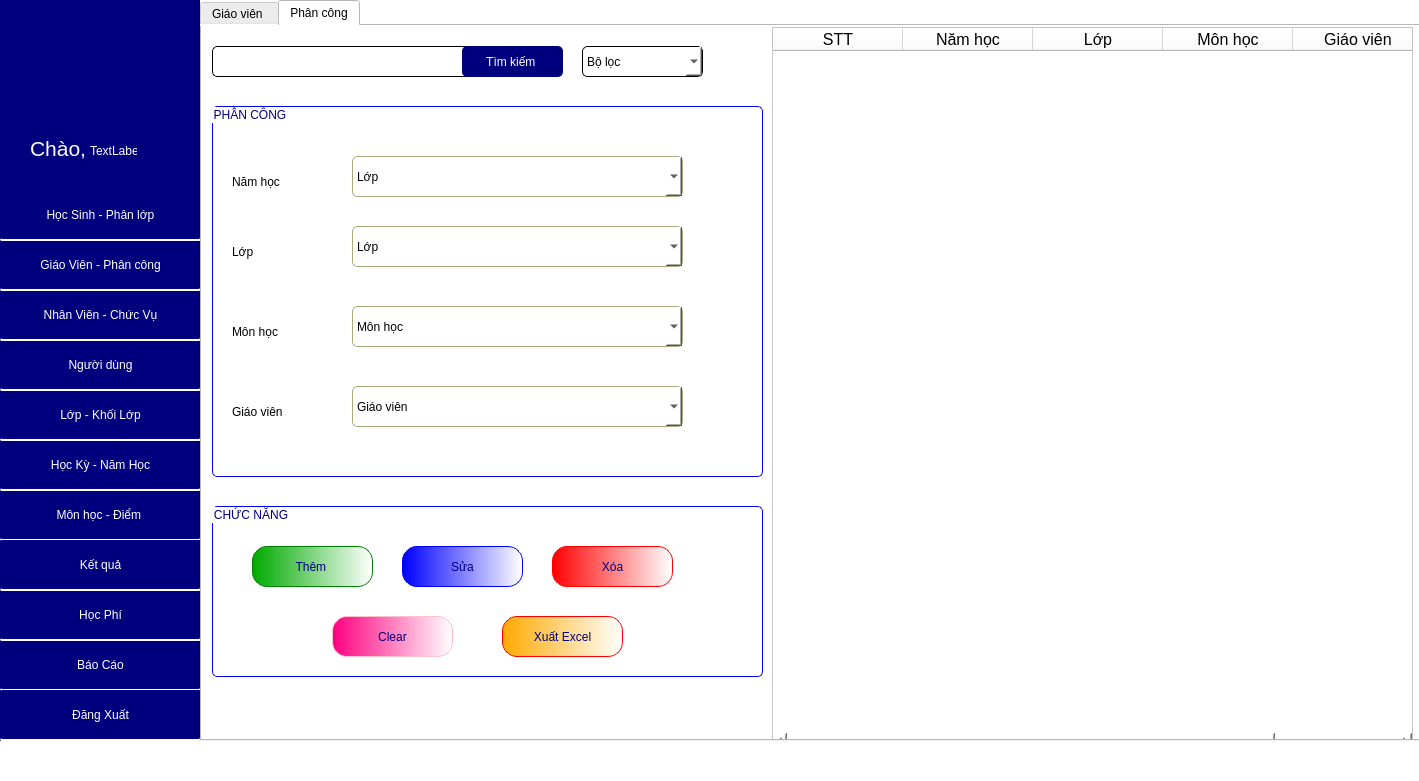
Before: the Qt Designer form GUI/TrangChu.ui in phuthuy44/Student--py, drawn with Qt 5.
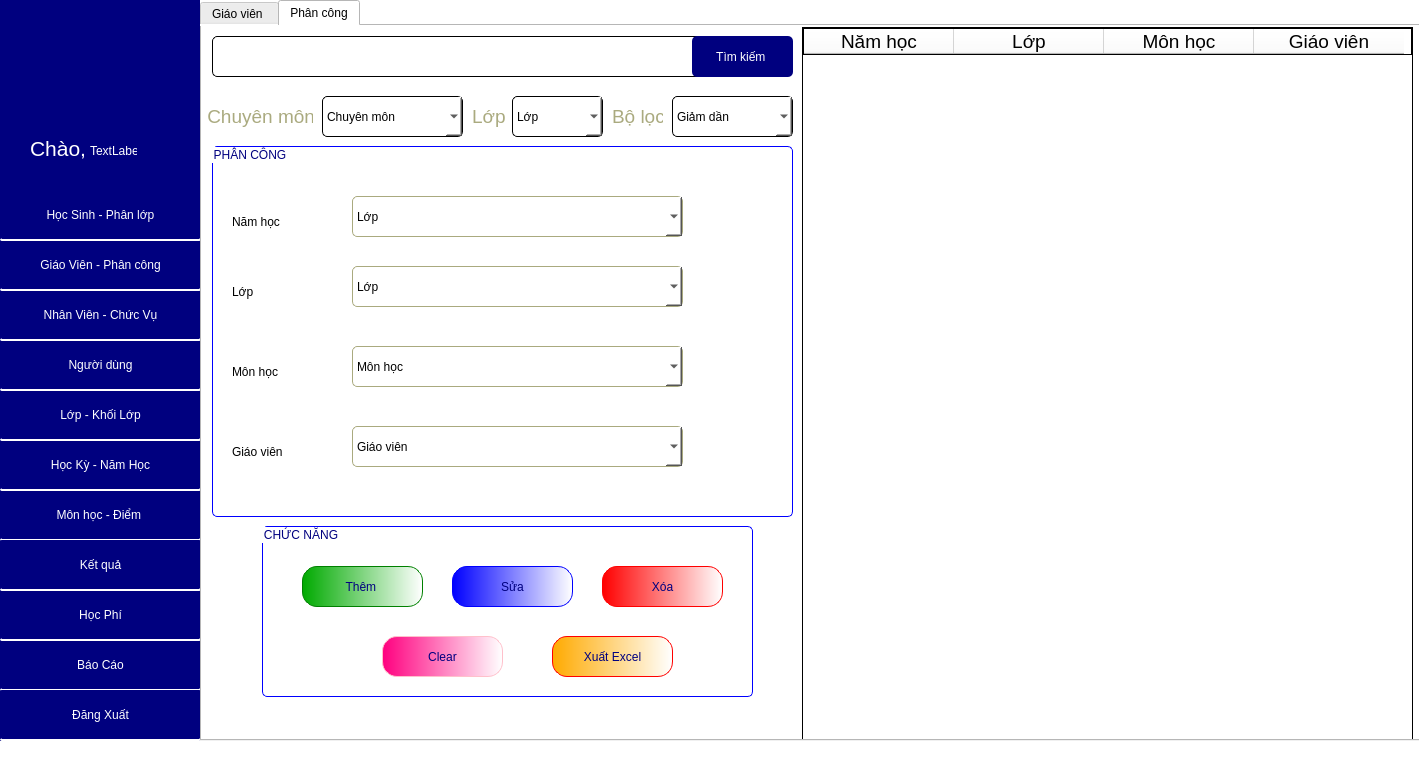
After: the same form once the commit is applied. The open tabs and pages were chosen to show the change.

The edit to the form file:
```diff
--- a/GUI/TrangChu.ui
+++ b/GUI/TrangChu.ui
@@ -3058,8 +3058,8 @@
         <property name="geometry">
          <rect>
           <x>10</x>
-          <y>80</y>
-          <width>551</width>
+          <y>120</y>
+          <width>581</width>
           <height>371</height>
          </rect>
         </property>
@@ -3220,26 +3220,19 @@
        <widget class="QTableWidget" name="tableWidget_29">
         <property name="geometry">
          <rect>
-          <x>570</x>
+          <x>600</x>
           <y>1</y>
-          <width>641</width>
+          <width>611</width>
           <height>721</height>
          </rect>
         </property>
+        <property name="styleSheet">
+         <string notr="true">border: 1px solid black ;
+font: 14pt &quot;Tahoma&quot;;</string>
+        </property>
         <attribute name="horizontalHeaderDefaultSectionSize">
-         <number>130</number>
+         <number>150</number>
         </attribute>
-        <column>
-         <property name="text">
-          <string>STT</string>
-         </property>
-         <property name="font">
-          <font>
-           <family>Tahoma</family>
-           <pointsize>12</pointsize>
-          </font>
-         </property>
-        </column>
         <column>
          <property name="text">
           <string>Năm học</string>
@@ -3247,7 +3240,7 @@
          <property name="font">
           <font>
            <family>Tahoma</family>
-           <pointsize>12</pointsize>
+           <pointsize>14</pointsize>
           </font>
          </property>
         </column>
@@ -3258,7 +3251,7 @@
          <property name="font">
           <font>
            <family>Tahoma</family>
-           <pointsize>12</pointsize>
+           <pointsize>14</pointsize>
           </font>
          </property>
         </column>
@@ -3269,7 +3262,7 @@
          <property name="font">
           <font>
            <family>Tahoma</family>
-           <pointsize>12</pointsize>
+           <pointsize>14</pointsize>
           </font>
          </property>
         </column>
@@ -3280,7 +3273,7 @@
          <property name="font">
           <font>
            <family>Tahoma</family>
-           <pointsize>12</pointsize>
+           <pointsize>14</pointsize>
           </font>
          </property>
         </column>
@@ -3288,9 +3281,9 @@
        <widget class="QGroupBox" name="groupBox_62">
         <property name="geometry">
          <rect>
-          <x>10</x>
-          <y>480</y>
-          <width>551</width>
+          <x>60</x>
+          <y>500</y>
+          <width>491</width>
           <height>171</height>
          </rect>
         </property>
@@ -3438,9 +3431,9 @@
         <property name="geometry">
          <rect>
           <x>10</x>
-          <y>20</y>
-          <width>291</width>
-          <height>31</height>
+          <y>10</y>
+          <width>491</width>
+          <height>41</height>
          </rect>
         </property>
         <property name="styleSheet">
@@ -3454,10 +3447,10 @@
        <widget class="QPushButton" name="pushButton_137">
         <property name="geometry">
          <rect>
-          <x>260</x>
-          <y>20</y>
+          <x>490</x>
+          <y>10</y>
           <width>101</width>
-          <height>31</height>
+          <height>41</height>
          </rect>
         </property>
         <property name="styleSheet">
@@ -3481,10 +3474,137 @@
        <widget class="QComboBox" name="comboBox_57">
         <property name="geometry">
          <rect>
-          <x>380</x>
-          <y>20</y>
+          <x>120</x>
+          <y>70</y>
+          <width>141</width>
+          <height>41</height>
+         </rect>
+        </property>
+        <property name="styleSheet">
+         <string notr="true">QComboBox{
+font: 16pt &quot;Tahoma&quot;;
+	color: rgb(0, 0, 0);
+border: 1px solid black;
+border-radius:5px;
+}</string>
+        </property>
+        <item>
+         <property name="text">
+          <string>Chuyên môn </string>
+         </property>
+        </item>
+        <item>
+         <property name="text">
+          <string>Vật lý </string>
+         </property>
+        </item>
+        <item>
+         <property name="text">
+          <string>Toán học </string>
+         </property>
+        </item>
+        <item>
+         <property name="text">
+          <string>Lịch sử</string>
+         </property>
+        </item>
+       </widget>
+       <widget class="QLabel" name="label_279">
+        <property name="geometry">
+         <rect>
+          <x>0</x>
+          <y>70</y>
+          <width>111</width>
+          <height>41</height>
+         </rect>
+        </property>
+        <property name="font">
+         <font>
+          <family>Tahoma</family>
+          <pointsize>14</pointsize>
+         </font>
+        </property>
+        <property name="styleSheet">
+         <string notr="true">color: rgb(170, 170, 127);</string>
+        </property>
+        <property name="text">
+         <string> Chuyên môn</string>
+        </property>
+       </widget>
+       <widget class="QLabel" name="label_281">
+        <property name="geometry">
+         <rect>
+          <x>270</x>
+          <y>70</y>
+          <width>51</width>
+          <height>41</height>
+         </rect>
+        </property>
+        <property name="font">
+         <font>
+          <family>Tahoma</family>
+          <pointsize>14</pointsize>
+         </font>
+        </property>
+        <property name="styleSheet">
+         <string notr="true">color: rgb(170, 170, 127);</string>
+        </property>
+        <property name="text">
+         <string>Lớp</string>
+        </property>
+       </widget>
+       <widget class="QComboBox" name="comboBox_58">
+        <property name="geometry">
+         <rect>
+          <x>310</x>
+          <y>70</y>
+          <width>91</width>
+          <height>41</height>
+         </rect>
+        </property>
+        <property name="styleSheet">
+         <string notr="true">QComboBox{
+font: 16pt &quot;Tahoma&quot;;
+	color: rgb(0, 0, 0);
+border: 1px solid black;
+border-radius:5px;
+}</string>
+        </property>
+        <item>
+         <property name="text">
+          <string>Lớp</string>
+         </property>
+        </item>
+       </widget>
+       <widget class="QLabel" name="label_282">
+        <property name="geometry">
+         <rect>
+          <x>410</x>
+          <y>70</y>
+          <width>51</width>
+          <height>41</height>
+         </rect>
+        </property>
+        <property name="font">
+         <font>
+          <family>Tahoma</family>
+          <pointsize>14</pointsize>
+         </font>
+        </property>
+        <property name="styleSheet">
+         <string notr="true">color: rgb(170, 170, 127);</string>
+        </property>
+        <property name="text">
+         <string>Bộ lọc</string>
+        </property>
+       </widget>
+       <widget class="QComboBox" name="comboBox_59">
+        <property name="geometry">
+         <rect>
+          <x>470</x>
+          <y>70</y>
           <width>121</width>
-          <height>31</height>
+          <height>41</height>
          </rect>
         </property>
         <property name="styleSheet">
@@ -3495,11 +3615,6 @@
 border-radius:5px;
 }</string>
         </property>
-        <item>
-         <property name="text">
-          <string>Bộ lọc </string>
-         </property>
-        </item>
         <item>
          <property name="text">
           <string>Giảm dần</string>
```
Left out of the diff: 737 changed lines with no effect on the pictures.
